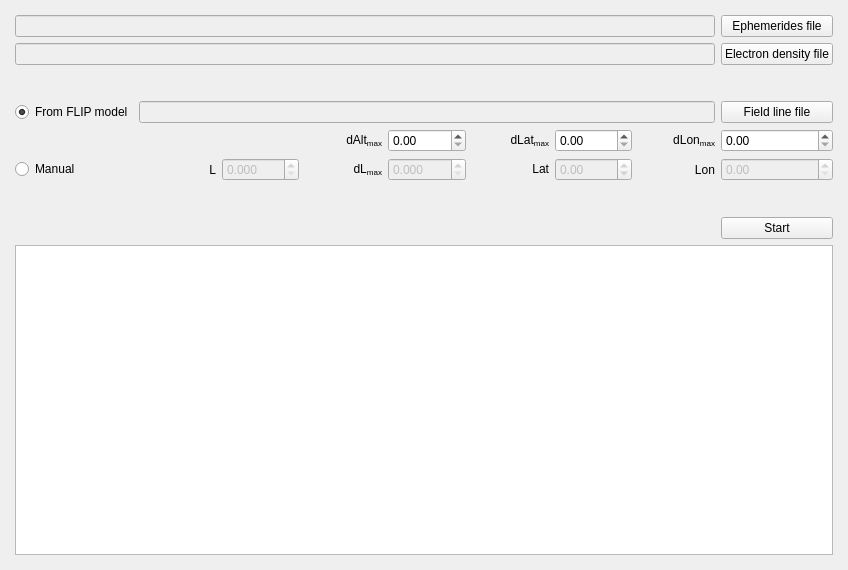
First picture: the form in ui/MainWnd.ui, repository Albom/RBSP_Pass, before the edit.
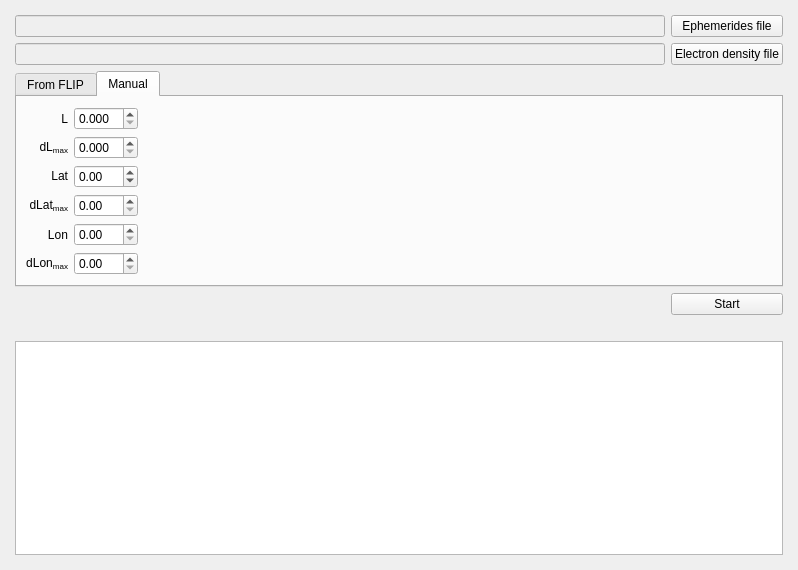
Second picture: the form after the edit. The open tabs and pages were chosen to show the change.

Patch:
```diff
--- a/ui/MainWnd.ui
+++ b/ui/MainWnd.ui
@@ -6,7 +6,7 @@
    <rect>
     <x>0</x>
     <y>0</y>
-    <width>848</width>
+    <width>798</width>
     <height>570</height>
    </rect>
   </property>
@@ -47,7 +47,7 @@
       <property name="bottomMargin">
        <number>6</number>
       </property>
-      <item row="0" column="0" colspan="8">
+      <item row="0" column="0" colspan="2">
        <widget class="QLineEdit" name="ephemeridesEdit">
         <property name="enabled">
          <bool>false</bool>
@@ -60,36 +60,7 @@
         </property>
        </widget>
       </item>
-      <item row="1" column="8">
-       <widget class="QPushButton" name="densityButton">
-        <property name="sizePolicy">
-         <sizepolicy hsizetype="Preferred" vsizetype="Fixed">
-          <horstretch>0</horstretch>
-          <verstretch>0</verstretch>
-         </sizepolicy>
-        </property>
-        <property name="text">
-         <string>Electron density file</string>
-        </property>
-       </widget>
-      </item>
-      <item row="2" column="8">
-       <spacer name="verticalSpacer_2">
-        <property name="orientation">
-         <enum>Qt::Vertical</enum>
-        </property>
-        <property name="sizeType">
-         <enum>QSizePolicy::Preferred</enum>
-        </property>
-        <property name="sizeHint" stdset="0">
-         <size>
-          <width>20</width>
-          <height>30</height>
-         </size>
-        </property>
-       </spacer>
-      </item>
-      <item row="0" column="8">
+      <item row="0" column="2">
        <widget class="QPushButton" name="ephemeridesButton">
         <property name="sizePolicy">
          <sizepolicy hsizetype="Preferred" vsizetype="Preferred">
@@ -102,36 +73,7 @@
         </property>
        </widget>
       </item>
-      <item row="3" column="0">
-       <widget class="QRadioButton" name="flipRadioButton">
-        <property name="sizePolicy">
-         <sizepolicy hsizetype="Preferred" vsizetype="Fixed">
-          <horstretch>0</horstretch>
-          <verstretch>0</verstretch>
-         </sizepolicy>
-        </property>
-        <property name="text">
-         <string>From FLIP model</string>
-        </property>
-        <property name="checked">
-         <bool>true</bool>
-        </property>
-       </widget>
-      </item>
-      <item row="3" column="1" colspan="7">
-       <widget class="QLineEdit" name="fieldLineEdit">
-        <property name="enabled">
-         <bool>false</bool>
-        </property>
-        <property name="sizePolicy">
-         <sizepolicy hsizetype="Minimum" vsizetype="Fixed">
-          <horstretch>0</horstretch>
-          <verstretch>0</verstretch>
-         </sizepolicy>
-        </property>
-       </widget>
-      </item>
-      <item row="1" column="0" colspan="8">
+      <item row="1" column="0" colspan="2">
        <widget class="QLineEdit" name="densityEdit">
         <property name="enabled">
          <bool>false</bool>
@@ -144,7 +86,128 @@
         </property>
        </widget>
       </item>
-      <item row="4" column="5">
+      <item row="3" column="2">
+       <widget class="QPushButton" name="startButton">
+        <property name="sizePolicy">
+         <sizepolicy hsizetype="Preferred" vsizetype="Fixed">
+          <horstretch>0</horstretch>
+          <verstretch>0</verstretch>
+         </sizepolicy>
+        </property>
+        <property name="text">
+         <string>Start</string>
+        </property>
+       </widget>
+      </item>
+      <item row="1" column="2">
+       <widget class="QPushButton" name="densityButton">
+        <property name="sizePolicy">
+         <sizepolicy hsizetype="Maximum" vsizetype="Fixed">
+          <horstretch>0</horstretch>
+          <verstretch>0</verstretch>
+         </sizepolicy>
+        </property>
+        <property name="text">
+         <string>Electron density file</string>
+        </property>
+       </widget>
+      </item>
+      <item row="5" column="0" colspan="3">
+       <widget class="QTableView" name="tableView">
+        <property name="sizePolicy">
+         <sizepolicy hsizetype="MinimumExpanding" vsizetype="Expanding">
+          <horstretch>0</horstretch>
+          <verstretch>0</verstretch>
+         </sizepolicy>
+        </property>
+        <property name="sortingEnabled">
+         <bool>false</bool>
+        </property>
+       </widget>
+      </item>
+      <item row="4" column="2">
+       <spacer name="verticalSpacer">
+        <property name="orientation">
+         <enum>Qt::Vertical</enum>
+        </property>
+        <property name="sizeType">
+         <enum>QSizePolicy::Preferred</enum>
+        </property>
+        <property name="sizeHint" stdset="0">
+         <size>
+          <width>20</width>
+          <height>20</height>
+         </size>
+        </property>
+       </spacer>
+      </item>
+      <item row="2" column="0" colspan="3">
+       <widget class="QTabWidget" name="tabWidget">
+        <property name="sizePolicy">
+         <sizepolicy hsizetype="Expanding" vsizetype="Maximum">
+          <horstretch>0</horstretch>
+          <verstretch>0</verstretch>
+         </sizepolicy>
+        </property>
+        <property name="currentIndex">
+         <number>0</number>
+        </property>
+        <widget class="QWidget" name="tab">
+         <attribute name="title">
+          <string>From FLIP</string>
+         </attribute>
+         <layout class="QGridLayout" name="gridLayout_5">
+          <item row="0" column="0">
+           <layout class="QGridLayout" name="gridLayout_3">
+            <property name="sizeConstraint">
+             <enum>QLayout::SetDefaultConstraint</enum>
+            </property>
+            <item row="1" column="2">
+             <spacer name="horizontalSpacer">
+              <property name="orientation">
+               <enum>Qt::Horizontal</enum>
+              </property>
+              <property name="sizeHint" stdset="0">
+               <size>
+                <width>40</width>
+                <height>20</height>
+               </size>
+              </property>
+             </spacer>
+            </item>
+            <item row="0" column="1" colspan="2">
+             <widget class="QLineEdit" name="fieldLineEdit">
+              <property name="enabled">
+               <bool>false</bool>
+              </property>
+              <property name="sizePolicy">
+               <sizepolicy hsizetype="Expanding" vsizetype="Fixed">
+                <horstretch>0</horstretch>
+                <verstretch>0</verstretch>
+               </sizepolicy>
+              </property>
+              <property name="minimumSize">
+               <size>
+                <width>400</width>
+                <height>0</height>
+               </size>
+              </property>
+             </widget>
+            </item>
+            <item row="3" column="1">
+             <widget class="QDoubleSpinBox" name="dLonSpinBox">
+              <property name="sizePolicy">
+               <sizepolicy hsizetype="Preferred" vsizetype="Fixed">
+                <horstretch>0</horstretch>
+                <verstretch>0</verstretch>
+               </sizepolicy>
+              </property>
+              <property name="maximum">
+               <double>180.000000000000000</double>
+              </property>
+             </widget>
+            </item>
+            <item row="2" column="0">
        <widget class="QLabel" name="label_4">
         <property name="text">
          <string>dLat&lt;sub&gt;max&lt;/sub&gt;</string>
@@ -154,30 +217,23 @@
         </property>
        </widget>
       </item>
-      <item row="4" column="3">
-       <widget class="QLabel" name="label_7">
-        <property name="text">
-         <string>dAlt&lt;sub&gt;max&lt;/sub&gt;</string>
-        </property>
-        <property name="alignment">
-         <set>Qt::AlignRight|Qt::AlignTrailing|Qt::AlignVCenter</set>
-        </property>
-       </widget>
-      </item>
-      <item row="3" column="8">
-       <widget class="QPushButton" name="fieldLineButton">
+            <item row="2" column="1">
+             <widget class="QDoubleSpinBox" name="dLatSpinBox">
         <property name="sizePolicy">
          <sizepolicy hsizetype="Preferred" vsizetype="Fixed">
           <horstretch>0</horstretch>
           <verstretch>0</verstretch>
          </sizepolicy>
         </property>
-        <property name="text">
-         <string>Field line file</string>
+              <property name="minimum">
+               <double>0.000000000000000</double>
+              </property>
+              <property name="maximum">
+               <double>90.000000000000000</double>
         </property>
        </widget>
       </item>
-      <item row="4" column="4">
+            <item row="1" column="1">
        <widget class="QDoubleSpinBox" name="dAltSpinBox">
         <property name="sizePolicy">
          <sizepolicy hsizetype="Preferred" vsizetype="Fixed">
@@ -190,23 +246,20 @@
         </property>
        </widget>
       </item>
-      <item row="4" column="6">
-       <widget class="QDoubleSpinBox" name="dLatSpinBox">
+            <item row="0" column="0">
+             <widget class="QPushButton" name="fieldLineButton">
         <property name="sizePolicy">
          <sizepolicy hsizetype="Preferred" vsizetype="Fixed">
           <horstretch>0</horstretch>
           <verstretch>0</verstretch>
          </sizepolicy>
         </property>
-        <property name="minimum">
-         <double>0.000000000000000</double>
-        </property>
-        <property name="maximum">
-         <double>90.000000000000000</double>
+              <property name="text">
+               <string>Field line file</string>
         </property>
        </widget>
       </item>
-      <item row="4" column="7">
+            <item row="3" column="0">
        <widget class="QLabel" name="label_6">
         <property name="text">
          <string>dLon&lt;sub&gt;max&lt;/sub&gt;</string>
@@ -216,94 +269,57 @@
         </property>
        </widget>
       </item>
-      <item row="4" column="8">
-       <widget class="QDoubleSpinBox" name="dLonSpinBox">
-        <property name="sizePolicy">
-         <sizepolicy hsizetype="Preferred" vsizetype="Fixed">
-          <horstretch>0</horstretch>
-          <verstretch>0</verstretch>
-         </sizepolicy>
-        </property>
-        <property name="maximum">
-         <double>180.000000000000000</double>
-        </property>
-       </widget>
-      </item>
-      <item row="5" column="0">
-       <widget class="QRadioButton" name="manualRadioButton">
-        <property name="sizePolicy">
-         <sizepolicy hsizetype="Preferred" vsizetype="Fixed">
-          <horstretch>0</horstretch>
-          <verstretch>0</verstretch>
-         </sizepolicy>
-        </property>
+            <item row="1" column="0">
+             <widget class="QLabel" name="label_7">
         <property name="text">
+               <string>dAlt&lt;sub&gt;max&lt;/sub&gt;</string>
+              </property>
+              <property name="alignment">
+               <set>Qt::AlignRight|Qt::AlignTrailing|Qt::AlignVCenter</set>
+              </property>
+             </widget>
+            </item>
+           </layout>
+          </item>
+         </layout>
+        </widget>
+        <widget class="QWidget" name="tab_2">
+         <attribute name="title">
          <string>Manual</string>
-        </property>
-       </widget>
-      </item>
-      <item row="5" column="4">
-       <widget class="QDoubleSpinBox" name="dShellSpinBox">
-        <property name="enabled">
-         <bool>false</bool>
-        </property>
-        <property name="sizePolicy">
-         <sizepolicy hsizetype="Preferred" vsizetype="Fixed">
-          <horstretch>0</horstretch>
-          <verstretch>0</verstretch>
-         </sizepolicy>
-        </property>
-        <property name="decimals">
-         <number>3</number>
-        </property>
-        <property name="maximum">
-         <double>1.000000000000000</double>
-        </property>
-       </widget>
-      </item>
-      <item row="5" column="5">
-       <widget class="QLabel" name="label_3">
+         </attribute>
+         <layout class="QGridLayout" name="gridLayout_6">
+          <item row="0" column="0">
+           <layout class="QGridLayout" name="gridLayout_4">
+            <item row="3" column="0">
+             <widget class="QLabel" name="label_8">
         <property name="text">
-         <string>&lt;html&gt;&lt;head/&gt;&lt;body&gt;&lt;p&gt;Lat&lt;/p&gt;&lt;/body&gt;&lt;/html&gt;</string>
+               <string>&lt;html&gt;&lt;head/&gt;&lt;body&gt;&lt;p&gt;dLat&lt;span style=&quot; vertical-align:sub;&quot;&gt;max&lt;/span&gt;&lt;/p&gt;&lt;/body&gt;&lt;/html&gt;</string>
         </property>
         <property name="alignment">
          <set>Qt::AlignRight|Qt::AlignTrailing|Qt::AlignVCenter</set>
         </property>
        </widget>
       </item>
-      <item row="5" column="2">
-       <widget class="QDoubleSpinBox" name="shellSpinBox">
-        <property name="enabled">
-         <bool>false</bool>
-        </property>
+            <item row="3" column="1">
+             <widget class="QDoubleSpinBox" name="dLatSpinBox_2">
         <property name="sizePolicy">
          <sizepolicy hsizetype="Preferred" vsizetype="Fixed">
           <horstretch>0</horstretch>
           <verstretch>0</verstretch>
          </sizepolicy>
         </property>
-        <property name="decimals">
-         <number>3</number>
+              <property name="minimum">
+               <double>0.000000000000000</double>
         </property>
         <property name="maximum">
-         <double>10.000000000000000</double>
+               <double>90.000000000000000</double>
         </property>
        </widget>
       </item>
-      <item row="5" column="3">
-       <widget class="QLabel" name="label">
-        <property name="text">
-         <string>dL&lt;sub&gt;max&lt;/sub&gt;</string>
-        </property>
-        <property name="alignment">
-         <set>Qt::AlignRight|Qt::AlignTrailing|Qt::AlignVCenter</set>
-        </property>
-       </widget>
-      </item>
-      <item row="5" column="6">
+            <item row="2" column="1">
        <widget class="QDoubleSpinBox" name="latSpinBox">
         <property name="enabled">
-         <bool>false</bool>
+               <bool>true</bool>
         </property>
         <property name="sizePolicy">
          <sizepolicy hsizetype="Preferred" vsizetype="Fixed">
@@ -319,17 +335,7 @@
         </property>
        </widget>
       </item>
-      <item row="5" column="7">
-       <widget class="QLabel" name="label_5">
-        <property name="text">
-         <string>Lon</string>
-        </property>
-        <property name="alignment">
-         <set>Qt::AlignRight|Qt::AlignTrailing|Qt::AlignVCenter</set>
-        </property>
-       </widget>
-      </item>
-      <item row="5" column="1">
+            <item row="0" column="0">
        <widget class="QLabel" name="label_2">
         <property name="text">
          <string>L</string>
@@ -339,10 +345,71 @@
         </property>
        </widget>
       </item>
-      <item row="5" column="8">
+            <item row="1" column="1">
+             <widget class="QDoubleSpinBox" name="dShellSpinBox">
+              <property name="enabled">
+               <bool>true</bool>
+              </property>
+              <property name="sizePolicy">
+               <sizepolicy hsizetype="Preferred" vsizetype="Fixed">
+                <horstretch>0</horstretch>
+                <verstretch>0</verstretch>
+               </sizepolicy>
+              </property>
+              <property name="decimals">
+               <number>3</number>
+              </property>
+              <property name="maximum">
+               <double>2.000000000000000</double>
+              </property>
+              <property name="singleStep">
+               <double>0.100000000000000</double>
+              </property>
+             </widget>
+            </item>
+            <item row="4" column="0">
+             <widget class="QLabel" name="label_5">
+              <property name="text">
+               <string>Lon</string>
+              </property>
+              <property name="alignment">
+               <set>Qt::AlignRight|Qt::AlignTrailing|Qt::AlignVCenter</set>
+              </property>
+             </widget>
+            </item>
+            <item row="1" column="0">
+             <widget class="QLabel" name="label">
+              <property name="text">
+               <string>dL&lt;sub&gt;max&lt;/sub&gt;</string>
+              </property>
+              <property name="alignment">
+               <set>Qt::AlignRight|Qt::AlignTrailing|Qt::AlignVCenter</set>
+              </property>
+             </widget>
+            </item>
+            <item row="0" column="1">
+             <widget class="QDoubleSpinBox" name="shellSpinBox">
+              <property name="enabled">
+               <bool>true</bool>
+              </property>
+              <property name="sizePolicy">
+               <sizepolicy hsizetype="Preferred" vsizetype="Fixed">
+                <horstretch>0</horstretch>
+                <verstretch>0</verstretch>
+               </sizepolicy>
+              </property>
+              <property name="decimals">
+               <number>3</number>
+              </property>
+              <property name="maximum">
+               <double>10.000000000000000</double>
+              </property>
+             </widget>
+            </item>
+            <item row="4" column="1">
        <widget class="QDoubleSpinBox" name="lonSpinBox">
         <property name="enabled">
-         <bool>false</bool>
+               <bool>true</bool>
         </property>
         <property name="sizePolicy">
          <sizepolicy hsizetype="Preferred" vsizetype="Fixed">
@@ -355,46 +422,56 @@
         </property>
        </widget>
       </item>
-      <item row="6" column="8">
-       <spacer name="verticalSpacer">
+            <item row="2" column="0">
+             <widget class="QLabel" name="label_3">
+              <property name="text">
+               <string>&lt;html&gt;&lt;head/&gt;&lt;body&gt;&lt;p&gt;Lat&lt;/p&gt;&lt;/body&gt;&lt;/html&gt;</string>
+              </property>
+              <property name="alignment">
+               <set>Qt::AlignRight|Qt::AlignTrailing|Qt::AlignVCenter</set>
+              </property>
+             </widget>
+            </item>
+            <item row="5" column="0">
+             <widget class="QLabel" name="label_9">
+              <property name="text">
+               <string>dLon&lt;sub&gt;max&lt;/sub&gt;</string>
+              </property>
+              <property name="alignment">
+               <set>Qt::AlignRight|Qt::AlignTrailing|Qt::AlignVCenter</set>
+              </property>
+             </widget>
+            </item>
+            <item row="5" column="1">
+             <widget class="QDoubleSpinBox" name="dLonSpinBox_2">
+              <property name="sizePolicy">
+               <sizepolicy hsizetype="Preferred" vsizetype="Fixed">
+                <horstretch>0</horstretch>
+                <verstretch>0</verstretch>
+               </sizepolicy>
+              </property>
+              <property name="maximum">
+               <double>180.000000000000000</double>
+              </property>
+             </widget>
+            </item>
+           </layout>
+          </item>
+          <item row="0" column="1">
+           <spacer name="horizontalSpacer_2">
         <property name="orientation">
-         <enum>Qt::Vertical</enum>
-        </property>
-        <property name="sizeType">
-         <enum>QSizePolicy::Preferred</enum>
+             <enum>Qt::Horizontal</enum>
         </property>
         <property name="sizeHint" stdset="0">
          <size>
-          <width>20</width>
-          <height>30</height>
+              <width>40</width>
+              <height>20</height>
          </size>
         </property>
        </spacer>
       </item>
-      <item row="7" column="8">
-       <widget class="QPushButton" name="startButton">
-        <property name="sizePolicy">
-         <sizepolicy hsizetype="Minimum" vsizetype="Fixed">
-          <horstretch>0</horstretch>
-          <verstretch>0</verstretch>
-         </sizepolicy>
-        </property>
-        <property name="text">
-         <string>Start</string>
-        </property>
-       </widget>
-      </item>
-      <item row="8" column="0" colspan="9">
-       <widget class="QTableView" name="tableView">
-        <property name="sizePolicy">
-         <sizepolicy hsizetype="MinimumExpanding" vsizetype="Expanding">
-          <horstretch>0</horstretch>
-          <verstretch>0</verstretch>
-         </sizepolicy>
-        </property>
-        <property name="sortingEnabled">
-         <bool>false</bool>
-        </property>
+         </layout>
+        </widget>
        </widget>
       </item>
      </layout>
```
Left out of the diff: 13 changed lines with no effect on the pictures. Lines whose indentation alone changed are shown as unchanged.
